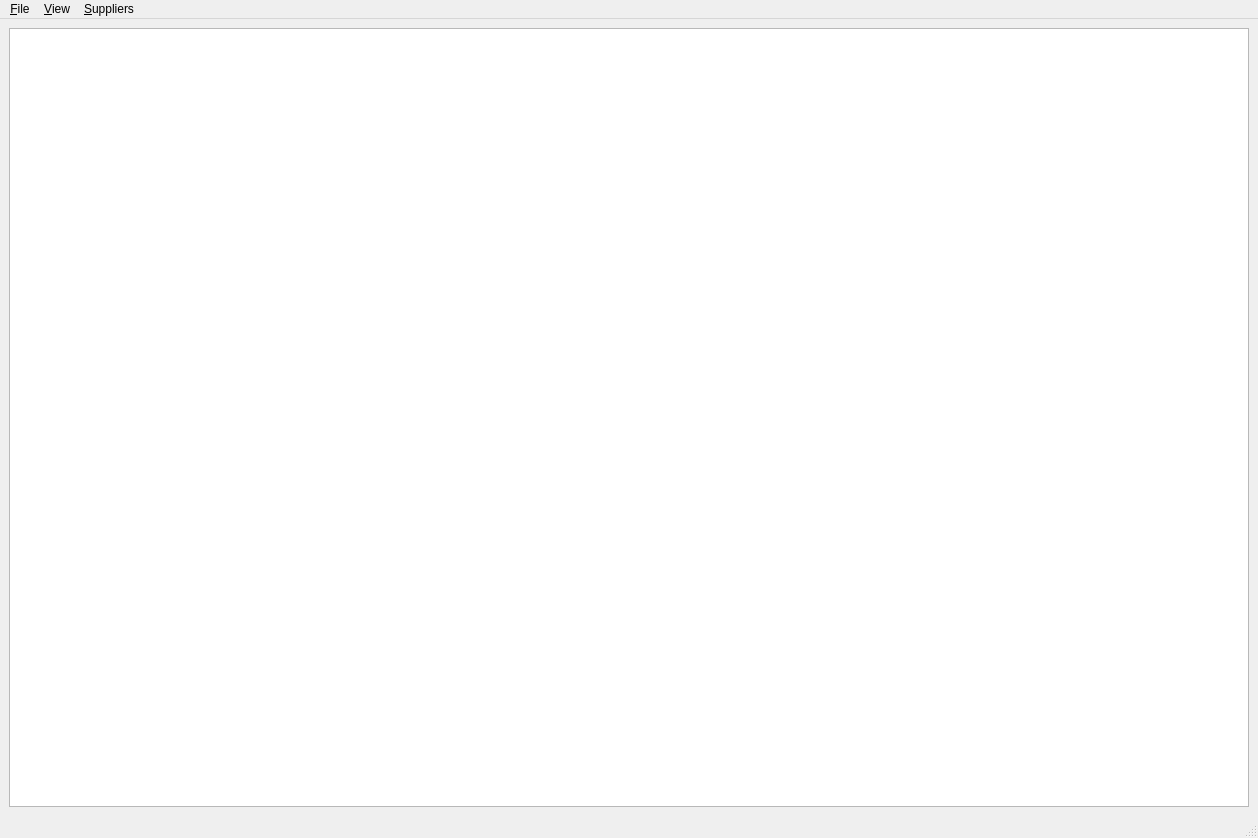
Above: BOMizator/BOMLinker.ui from dejfson/BOMizator before the change. Below: the same form after it.
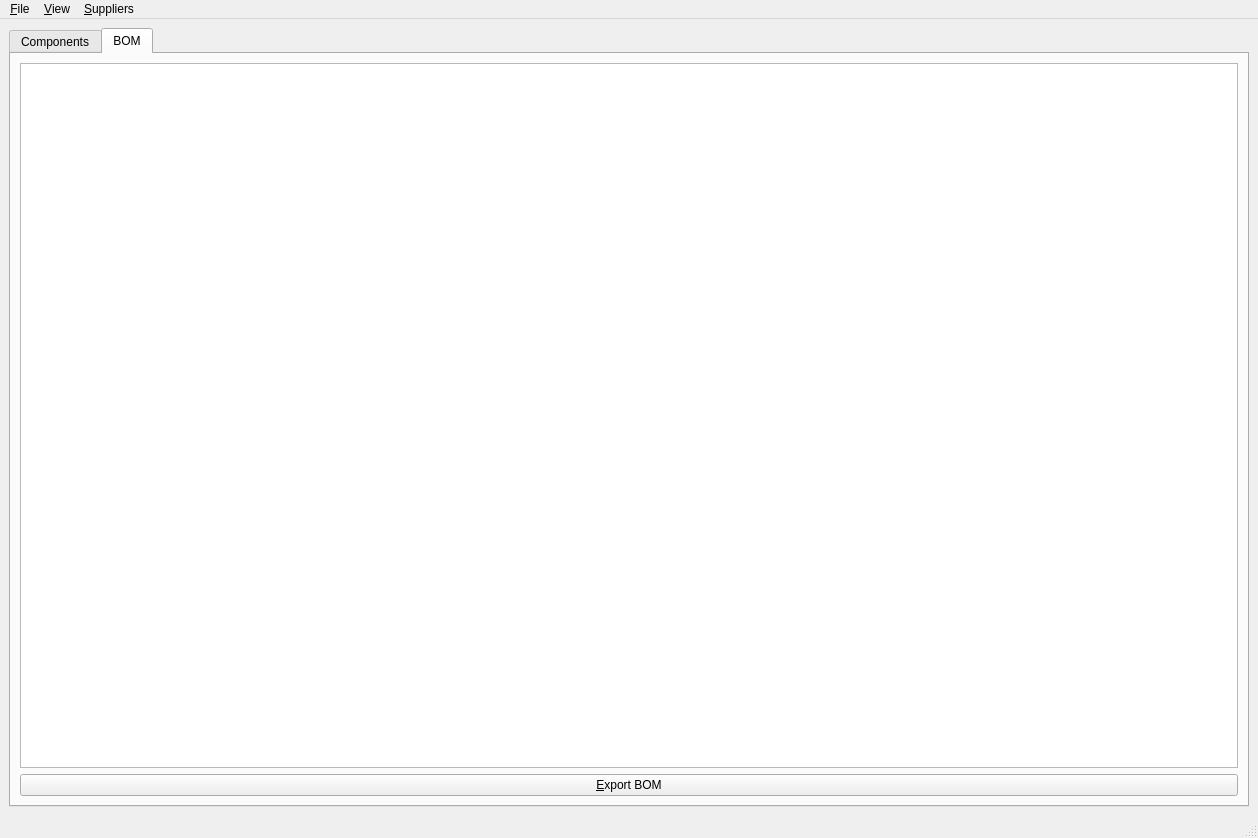
That is the form after the change. The open tabs and pages were chosen to show the change. Custom widgets are drawn as their Qt base class.

Commit message: another tab in window to setup BOM

What changed in the file:
```diff
--- a/BOMizator/BOMLinker.ui
+++ b/BOMizator/BOMLinker.ui
@@ -16,6 +16,16 @@
   <widget class="QWidget" name="centralwidget">
    <layout class="QGridLayout" name="gridLayout">
     <item row="0" column="0">
+     <widget class="QTabWidget" name="tabWidget">
+      <property name="currentIndex">
+       <number>0</number>
+      </property>
+      <widget class="QWidget" name="tab_components">
+       <attribute name="title">
+        <string>Components</string>
+       </attribute>
+       <layout class="QGridLayout" name="gridLayout_2">
+        <item row="0" column="0">
      <widget class="QBOMTreeView" name="treeView">
       <property name="sizePolicy">
        <sizepolicy hsizetype="Expanding" vsizetype="Preferred">
@@ -71,6 +81,27 @@
       <attribute name="headerShowSortIndicator" stdset="0">
        <bool>true</bool>
       </attribute>
+         </widget>
+        </item>
+       </layout>
+      </widget>
+      <widget class="QWidget" name="tab_bom">
+       <attribute name="title">
+        <string>BOM</string>
+       </attribute>
+       <layout class="QGridLayout" name="gridLayout_3">
+        <item row="0" column="0">
+         <widget class="QTreeView" name="bomView"/>
+        </item>
+        <item row="1" column="0">
+         <widget class="QPushButton" name="pushButton">
+          <property name="text">
+           <string>&amp;Export BOM</string>
+          </property>
+         </widget>
+        </item>
+       </layout>
+      </widget>
      </widget>
     </item>
    </layout>
```
Lines whose indentation alone changed are shown as unchanged.
